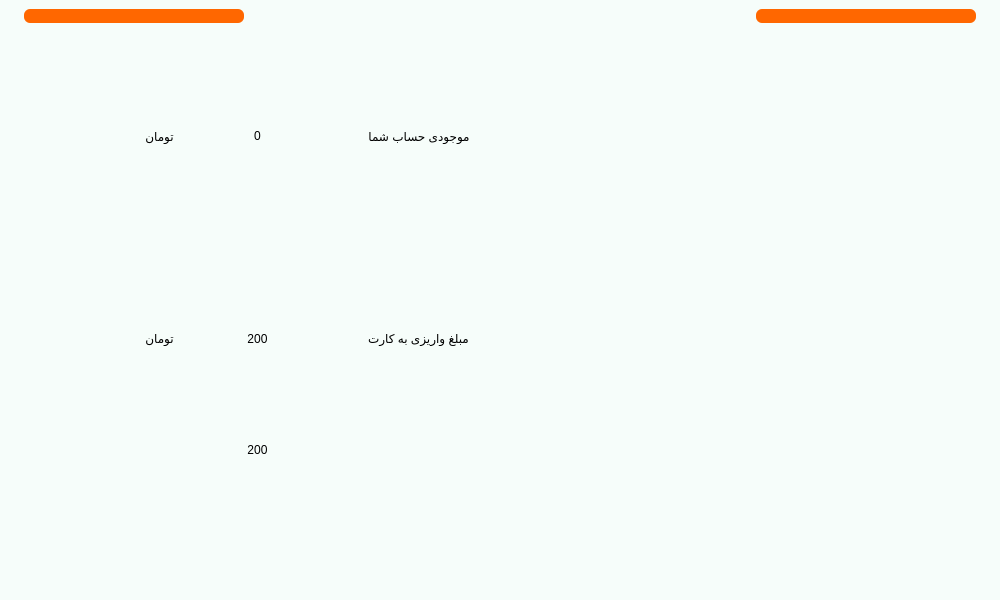
Old version of the form main.ui in the repository Farazist/raspberrypi-app.
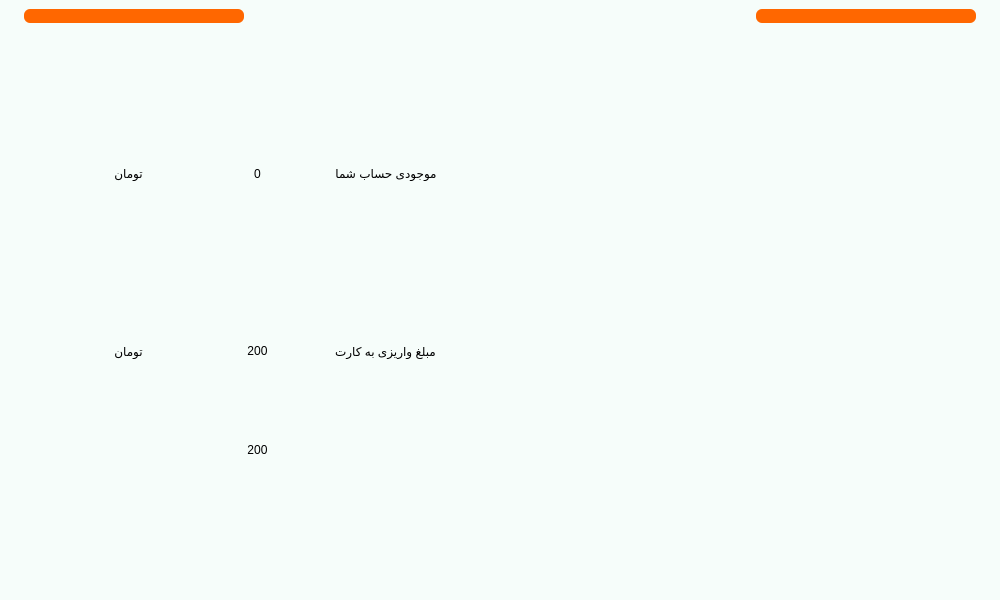
New version of the form. Icons and pictures are not drawn.

Commit message: rfid stack edited

Diff of the .ui file:
```diff
--- a/main.ui
+++ b/main.ui
@@ -3882,12 +3882,27 @@
        <layout class="QHBoxLayout" name="horizontalLayout_37">
         <item>
          <layout class="QVBoxLayout" name="verticalLayout_57">
+          <property name="leftMargin">
+           <number>50</number>
+          </property>
+          <property name="topMargin">
+           <number>50</number>
+          </property>
+          <property name="rightMargin">
+           <number>50</number>
+          </property>
           <property name="bottomMargin">
            <number>100</number>
           </property>
           <item>
            <layout class="QHBoxLayout" name="horizontalLayout_42">
-            <item alignment="Qt::AlignRight|Qt::AlignVCenter">
+            <property name="leftMargin">
+             <number>0</number>
+            </property>
+            <property name="rightMargin">
+             <number>0</number>
+            </property>
+            <item alignment="Qt::AlignHCenter|Qt::AlignVCenter">
              <widget class="QLabel" name="label_24">
               <property name="styleSheet">
                <string notr="true">font: 26pt &quot;IRANSans&quot;;
@@ -3933,7 +3948,13 @@
           </item>
           <item>
            <layout class="QHBoxLayout" name="horizontalLayout_43">
-            <item alignment="Qt::AlignRight|Qt::AlignVCenter">
+            <property name="leftMargin">
+             <number>0</number>
+            </property>
+            <property name="rightMargin">
+             <number>0</number>
+            </property>
+            <item alignment="Qt::AlignHCenter|Qt::AlignVCenter">
              <widget class="QLabel" name="lb_currency_RFID">
               <property name="styleSheet">
                <string notr="true">font: 22pt &quot;IRANSans&quot;;
```
Left out of the diff: 12 changed lines with no effect on the pictures. The commit also changes 2 other files.
